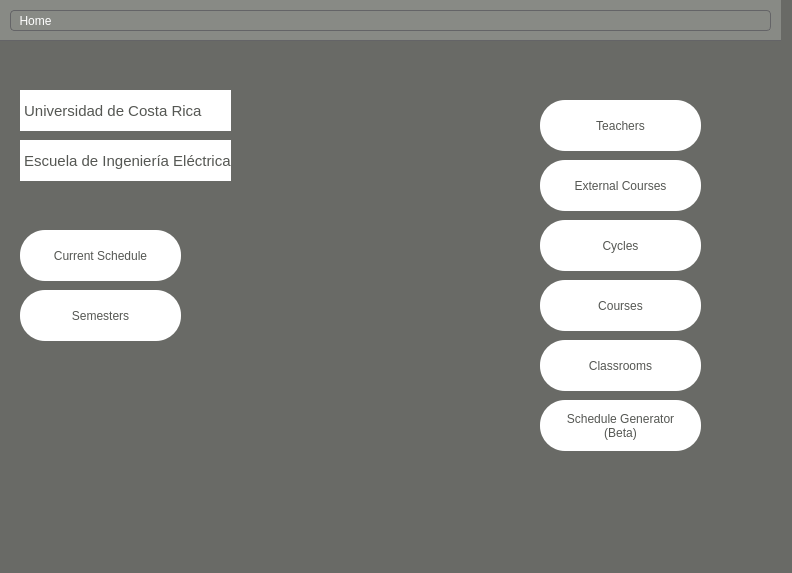
Above: qt/IE0217/mainwindow.ui from Jams1001/Proyecto_IE0217 before the change. Below: the same form after it.
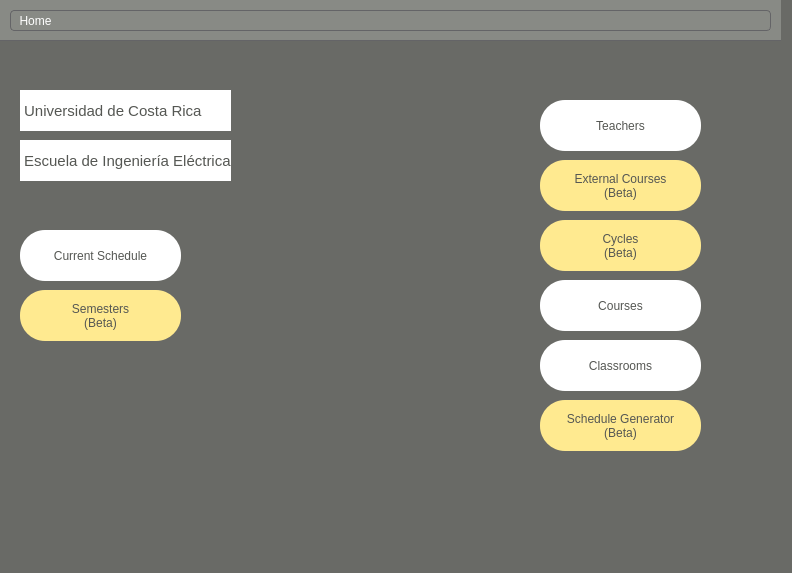
That is the form after the change.

Commit message: Añadiendo funciones temporales para autocompletar y filtrar en Filas

```diff
--- a/qt/IE0217/mainwindow.ui
+++ b/qt/IE0217/mainwindow.ui
@@ -112,7 +112,7 @@
        </size>
       </property>
       <property name="styleSheet">
-       <string notr="true">background-color: rgb(255, 255, 255);
+       <string notr="true">background-color: rgb(255, 234, 144);
 color: rgb(85, 87, 83);
 border-radius: 25px;</string>
       </property>
@@ -203,12 +203,13 @@
        </size>
       </property>
       <property name="styleSheet">
-       <string notr="true">background-color: rgb(255, 255, 255);
+       <string notr="true">background-color: rgb(255, 234, 144);
 color: rgb(85, 87, 83);
 border-radius: 25px;</string>
       </property>
       <property name="text">
-       <string>Semesters</string>
+       <string>Semesters
+(Beta)</string>
       </property>
      </widget>
      <widget class="QPushButton" name="pushButtonCycles">
@@ -233,12 +234,13 @@
        </size>
       </property>
       <property name="styleSheet">
-       <string notr="true">background-color: rgb(255, 255, 255);
+       <string notr="true">background-color: rgb(255, 234, 144);
 color: rgb(85, 87, 83);
 border-radius: 25px;</string>
       </property>
       <property name="text">
-       <string>Cycles</string>
+       <string>Cycles
+(Beta)</string>
       </property>
      </widget>
      <widget class="QLabel" name="label_UCR">
@@ -330,12 +332,13 @@
        </size>
       </property>
       <property name="styleSheet">
-       <string notr="true">background-color: rgb(255, 255, 255);
+       <string notr="true">background-color: rgb(255, 234, 144);
 color: rgb(85, 87, 83);
 border-radius: 25px;</string>
       </property>
       <property name="text">
-       <string>External Courses</string>
+       <string>External Courses
+(Beta)</string>
       </property>
      </widget>
      <widget class="QPushButton" name="pushButtonTeachers">
```
The commit also changes 2 other files.
